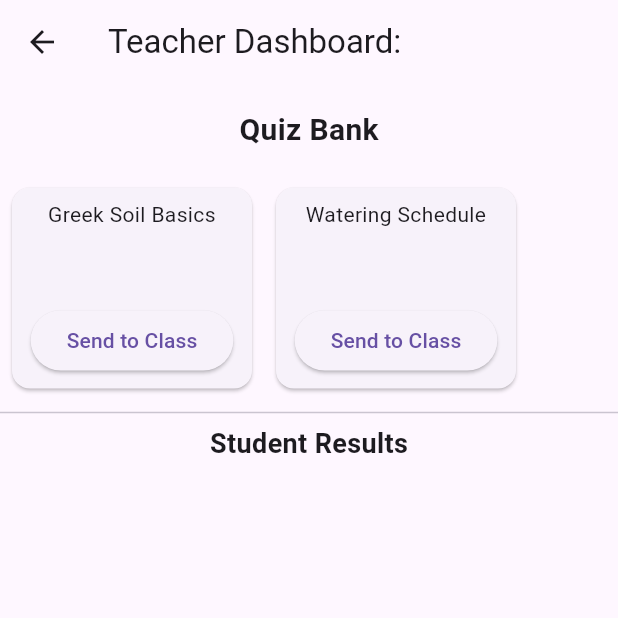
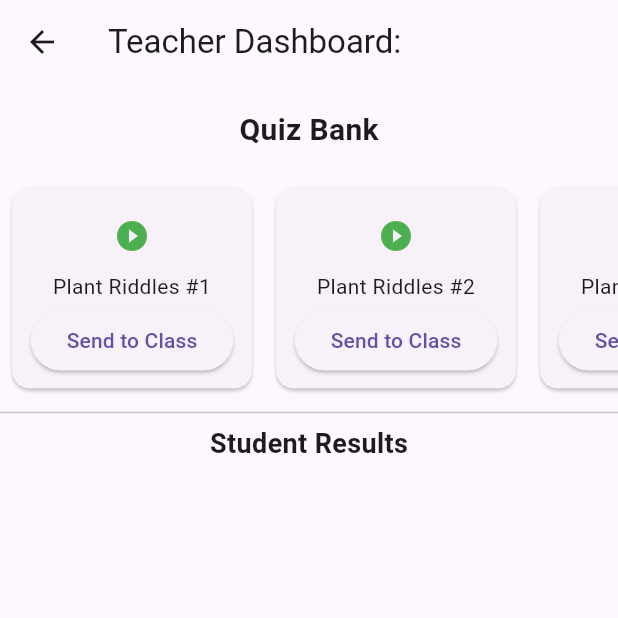
Before and after one commit to tullyj2005-eng/SHPP-Gardening, a Flutter app: the TeacherQuizView screen opened directly with empty values, on a phone screen of 412 x 824 dp, the top half of it. Run offline on Flutter 3.47's test engine with Material 3 defaults, Android fonts, the phone set to English and light mode, and no system bars; our stand-ins replace cloud_firestore, firebase_auth, firebase_core; accounts and stored records are empty.

Commit message:
Added features
- riddle quizzes
- teachers can take and view the quizzes
- removed the old quizzes
- quizzes will now disappear when completed

```diff
--- a/shpp_gardening/lib/InfoScreen.dart
+++ b/shpp_gardening/lib/InfoScreen.dart
@@ -66,7 +66,8 @@ class _InfoScreenState extends State<InfoScreen> {
                     _buildResponsiveGrid(constraints.maxWidth, [
                       // 3. USE 'widget.onTrack' HERE: This reaches up to the main class
                       mojitoMintPlant(context, () => widget.onTrack('Mojito Mint')),
-                      Rosemary(context, () => widget.onTrack('Rosemary')),
+                      rosemary(context, () => widget.onTrack('Rosemary')),
+                      oregano(context, () => widget.onTrack('Oregano')),
                     ]),
                   ],
                 );
--- a/shpp_gardening/lib/QuizData.dart
+++ b/shpp_gardening/lib/QuizData.dart
@@ -7,16 +7,58 @@ class QuizModel {
 
 final List<QuizModel> quizBank = [
   QuizModel(
-    title: "Greek Soil Basics",
+    title: "Plant Riddles #1",
     questions: [
-      {"question": "What is the primary soil type in southern Greece?", "options": ["Clay", "Limestone/Rocky", "Sandy", "Peat"], "answer": 1},
-      {"question": "Does lavender prefer well-draining soil?", "options": ["Yes", "No"], "answer": 0},
+      {
+        'riddle': "I like soft soil and produce fruit. What am I?",
+        'options': ['Tomato', 'Oak', 'Mint', 'Rosemary'],
+        'correctIndex': 0,
+        'xpValue': 20,
+      },
+      {
+        'riddle': "I'm great in tea and mojitos!",
+        'options': ['Lavender', 'Mint', 'Aloe', 'Basil'],
+        'correctIndex': 1,
+        'xpValue': 20,
+      },
     ],
   ),
+
+  // --- QUIZ 2 RIDDLE EXAMPLE ---
   QuizModel(
-    title: "Watering Schedule",
+    title: "Plant Riddles #2",
     questions: [
-      {"question": "How often should you water Olive trees in pots?", "options": ["Every day", "Once a month", "When the top inch is dry", "Never"], "answer": 2},
+      {
+        'riddle': "Which plant can grow a big red fruit?",
+        'options': ['Cactus', 'Rosemary', 'Tomato', 'Rose'],
+        'correctIndex': 2,
+        'xpValue': 20,
+      },
+      {
+        'riddle': "I can grow very tall and provide shade. What am I?",
+        'options': ['Sunflower', 'Oak', 'Bamboo', 'Pine'],
+        'correctIndex': 1,
+        'xpValue': 20,
+      },
+    ],
+  ),
+
+  // --- QUIZ 3 RIDDLE EXAMPLE ---
+  QuizModel(
+    title: "Plant Riddles #3",
+    questions: [
+      {
+        'riddle': "I have thorns but I'm not a cactus. What am I?",
+        'options': ['Rose', 'Cactus', 'Mint', 'Aloe'],
+        'correctIndex': 0,
+        'xpValue': 20,
+      },
+      {
+        'riddle': "I can be used in cooking and have a strong aroma. What am I?",
+        'options': ['Basil', 'Oak', 'Sunflower', 'Pine'],
+        'correctIndex': 0,
+        'xpValue': 20,
+      },
     ],
   ),
 ];
--- a/shpp_gardening/lib/main.dart
+++ b/shpp_gardening/lib/main.dart
@@ -45,6 +45,10 @@ class TrackedPlant {
     final timePassed = DateTime.now().difference(lastWatered);
     double progress = timePassed.inSeconds / thirstDuration.inSeconds;
     return progress.clamp(0.0, 1.0);
+  }
+
+  onClick() {
+    // When clicked I want to make sure it spawns a widget with the plant information
   }
 }
 
```
Also changed, not shown: shpp_gardening/lib/HomePage.dart (+18 -13 lines), shpp_gardening/lib/Plants.dart (+44 -1 lines), shpp_gardening/lib/StudentQuizView.dart (+15 -3 lines), shpp_gardening/lib/TeacherQuizView.dart (+17 -0 lines), shpp_gardening/lib/quiz_overlay.dart (added, +157 -0 lines), shpp_gardening/pubspec.yaml (+14 -79 lines), shpp_gardening/pubspec.lock, 3 other files.
